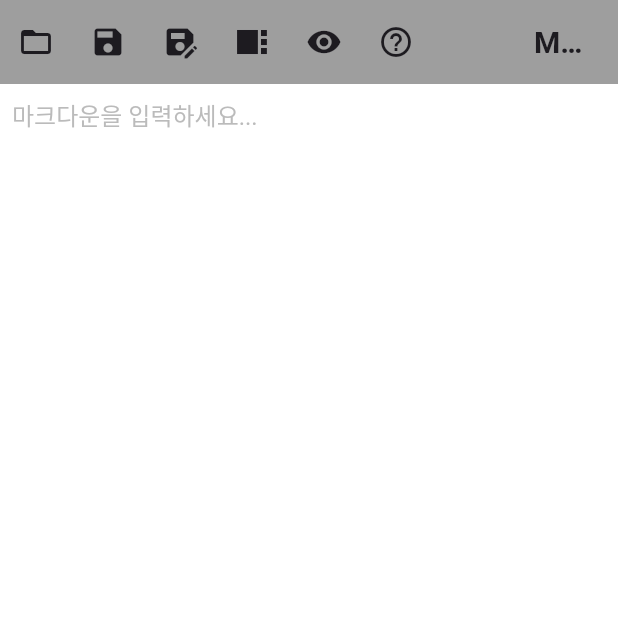
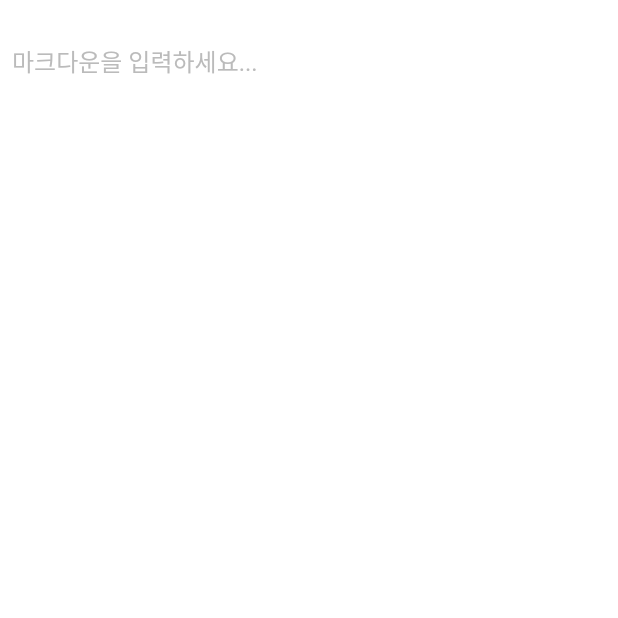
Before and after one commit to jej8076/mdbuddy, a Flutter app: the screen it shows after launch, on a phone screen of 412 x 824 dp, the top half of it. Run offline on Flutter 3.47's test engine with Material 3 defaults, Android fonts, the phone set to English and light mode, and no system bars; our stand-ins replace equatable, file_picker, flutter_bloc, flutter_markdown; missing offline and left inert: bitsdojo_window, window_manager.

```diff
--- a/lib/screens/markdown_editor/components/markdown_input.dart
+++ b/lib/screens/markdown_editor/components/markdown_input.dart
@@ -93,7 +93,6 @@ class _LineStyledTextFieldState extends State<LineStyledTextField> implements Te
     widget.onChanged!(widget.controller.text);
 
     if(widget.controller.text.contains("# ")){
-      // int cursorRowIndex = getCursorRowIndex();
       List<int>? target = getTargetStringRowIndex("# ");
 
       if(target == null){
@@ -105,10 +104,7 @@ class _LineStyledTextFieldState extends State<LineStyledTextField> implements Te
           AddLineStyleEvent(style: LineStyleProvider.getLineStyle(MarkdownLineStyles.h1), index: t),
         );
       }
-
     }
-
-    setState(() {});
   }
 
   void _startCursorBlink() {
--- a/lib/screens/markdown_editor/markdown_editor_state.dart
+++ b/lib/screens/markdown_editor/markdown_editor_state.dart
@@ -1,16 +1,16 @@
 import 'package:flutter/material.dart';
 import 'package:flutter_bloc/flutter_bloc.dart';
 import 'package:mdbuddy/bloc/markdown_line_style_bloc.dart';
-import 'package:mdbuddy/utils/markdown_line_style_provider.dart';
 import 'package:mdbuddy/screens/markdown_editor/martdown_editor_screen.dart';
+import 'package:window_manager/window_manager.dart';
 
+import '../../main.dart';
 import '../../services/file_service.dart';
 import '../../utils/key_handler.dart';
-import 'components/editor_appbar.dart';
 import 'components/markdown_input.dart';
-import 'components/markdown_preview.dart';
 
 class MarkdownEditorState extends State<MarkdownEditor> {
+  double _dragPosition = 100.0;
   final TextEditingController _controller = TextEditingController();
   String _markdownData = "";
   bool _isVertical = true; // true: 위아래 모드, false: 좌우 모드
@@ -98,15 +98,56 @@ class MarkdownEditorState extends State<MarkdownEditor> {
     return BlocProvider<MarkdownLineStyleBloc>(
       create: (context) => MarkdownLineStyleBloc(), // Bloc 인스턴스 생성
       child: Scaffold(
-        appBar: EditorAppBar(
-          pickFile: _pickFile,
-          saveFile: _saveFile,
-          saveAsFile: _saveAsFile,
-          toggleLayout: _toggleLayout,
-          toggleViewerMode: _toggleViewerMode,
-          isVertical: _isVertical,
-          isViewerMode: _isViewerMode,
+        appBar: PreferredSize(
+          // AppBar의 높이 조절
+          preferredSize: Size.fromHeight(20.0),
+          child: GestureDetector(
+            // AppBar 전체 영역을 창 이동에 사용 (데스크톱 전용)
+            onPanStart: isDesktop() ? (details) {
+              windowManager.startDragging();
+            } : null,
+            child: AppBar(
+              backgroundColor: Colors.white,
+              flexibleSpace: SafeArea(
+                child: Stack(
+                  children: [
+                    // 드래그 가능한 영역
+                    Positioned(
+                      left: _dragPosition,
+                      top: 0,
+                      bottom: 0,
+                      child: GestureDetector(
+                        onHorizontalDragUpdate: (details) {
+                          setState(() {
+                            // 화면 범위 내에서만 이동 가능하도록 제한
+                            double newPosition = _dragPosition + details.delta.dx;
+                            if (newPosition >= 0 &&
+                                newPosition <= MediaQuery.of(context).size.width - 50) {
+                              _dragPosition = newPosition;
+                            }
+                          });
+                        },
+                        child: Container( // 명시적인 너비 설정
+                          width: 50.0, // 예시 너비
+                          color: Colors.transparent, // 필요하다면 배경색 설정
+                        ),
+                      ),
+                    ),
+                  ],
+                ),
+              ),
+            ),
+          ),
         ),
+        // appBar: EditorAppBar(
+        //   pickFile: _pickFile,
+        //   saveFile: _saveFile,
+        //   saveAsFile: _saveAsFile,
+        //   toggleLayout: _toggleLayout,
+        //   toggleViewerMode: _toggleViewerMode,
+        //   isVertical: _isVertical,
+        //   isViewerMode: _isViewerMode,
+        // ),
         body: BlocBuilder<MarkdownLineStyleBloc, MarkdownLineStyleState>(
           builder: (context, state) {
             final lineStyles = state.lineStyles;
--- a/pubspec.yaml
+++ b/pubspec.yaml
@@ -39,6 +39,8 @@ dependencies:
   cupertino_icons: ^1.0.8
   flutter_bloc: ^9.1.0
   equatable: ^2.0.7
+  bitsdojo_window: ^0.1.6
+  window_manager: ^0.4.3
 
 dev_dependencies:
   flutter_test:
```
Also changed, not shown: lib/main.dart (+37 -0 lines), pubspec.lock, 3 other files.
